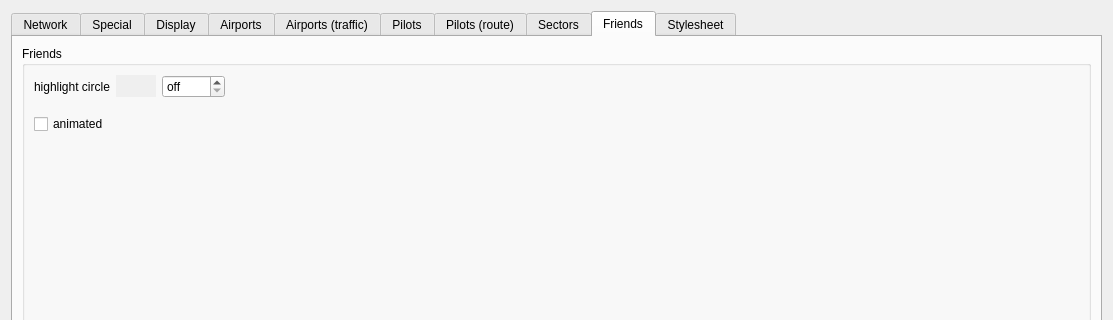
Above: src/dialogs/PreferencesDialog.ui from qutescoop/qutescoop before the change; both pictures show x 0 to 1113 and y 0 to 320 of the 1113 by 846 pixel window. Below: the same form after it.
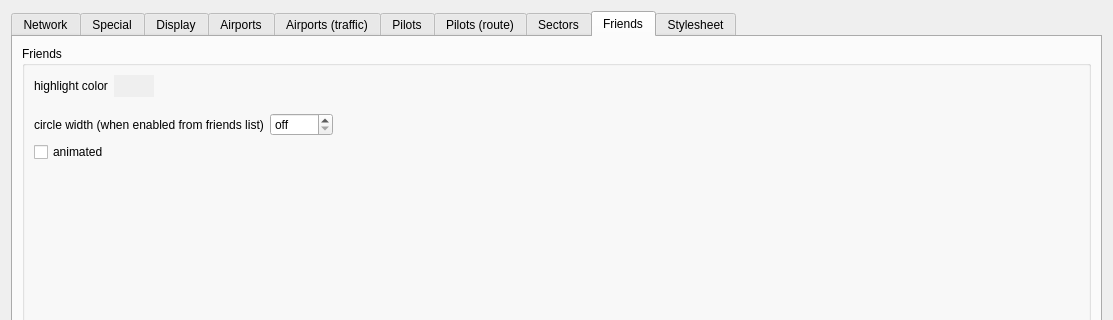
That is the form after the change. The open tabs and pages were chosen to show the change. Icons and pictures are not drawn.

Commit message: [FEATURE] Improve display for always-backdropped labels (#352)

What changed in the file:
```diff
--- a/src/dialogs/PreferencesDialog.ui
+++ b/src/dialogs/PreferencesDialog.ui
@@ -4975,7 +4975,7 @@
             <item>
              <widget class="QLabel" name="label_41">
               <property name="text">
-               <string>highlight circle</string>
+               <string>highlight color</string>
               </property>
              </widget>
             </item>
@@ -4989,25 +4989,6 @@
               </property>
              </widget>
             </item>
-            <item>
-             <widget class="QDoubleSpinBox" name="sb_highlightFriendsLineWidth">
-              <property name="specialValueText">
-               <string>off</string>
-              </property>
-              <property name="suffix">
-               <string>px</string>
-              </property>
-              <property name="decimals">
-               <number>1</number>
-              </property>
-              <property name="maximum">
-               <double>10.000000000000000</double>
-              </property>
-              <property name="singleStep">
-               <double>0.100000000000000</double>
-              </property>
-             </widget>
-            </item>
             <item>
              <spacer name="horizontalSpacer_23">
               <property name="orientation">
@@ -5024,21 +5005,21 @@
            </layout>
           </item>
           <item row="1" column="0">
-           <layout class="QHBoxLayout" name="horizontalLayout_15">
+           <layout class="QGridLayout" name="gridLayout_34">
             <property name="topMargin">
              <number>10</number>
             </property>
             <property name="bottomMargin">
              <number>10</number>
             </property>
-            <item>
+            <item row="1" column="0">
              <widget class="QCheckBox" name="cb_Animation">
               <property name="text">
                <string>animated</string>
               </property>
              </widget>
             </item>
-            <item>
+            <item row="1" column="2">
              <spacer name="horizontalSpacer_24">
               <property name="orientation">
                <enum>Qt::Horizontal</enum>
@@ -5051,6 +5032,32 @@
               </property>
              </spacer>
             </item>
+            <item row="0" column="0">
+             <widget class="QLabel" name="label_188">
+              <property name="text">
+               <string>circle width (when enabled from friends list)</string>
+              </property>
+             </widget>
+            </item>
+            <item row="0" column="1">
+             <widget class="QDoubleSpinBox" name="sb_highlightFriendsLineWidth">
+              <property name="specialValueText">
+               <string>off</string>
+              </property>
+              <property name="suffix">
+               <string>px</string>
+              </property>
+              <property name="decimals">
+               <number>1</number>
+              </property>
+              <property name="maximum">
+               <double>10.000000000000000</double>
+              </property>
+              <property name="singleStep">
+               <double>0.100000000000000</double>
+              </property>
+             </widget>
+            </item>
            </layout>
           </item>
           <item row="2" column="0">
```
Left out of the diff: 2 changed lines with no effect on the pictures. The commit also changes 1 other file.
